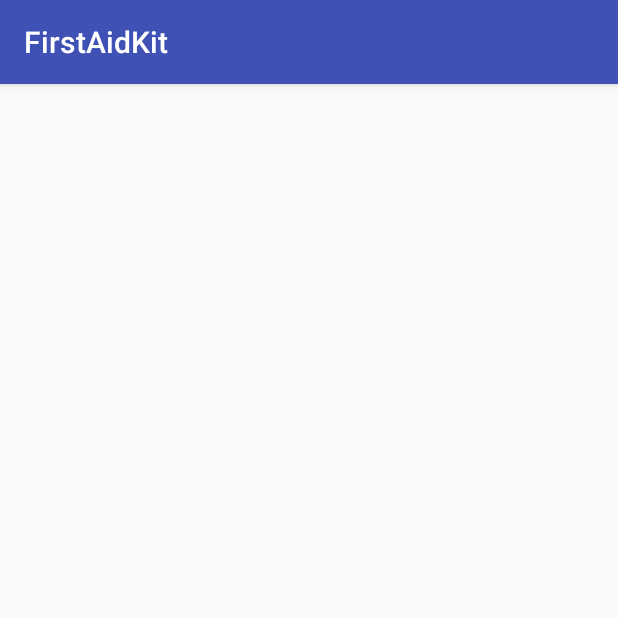
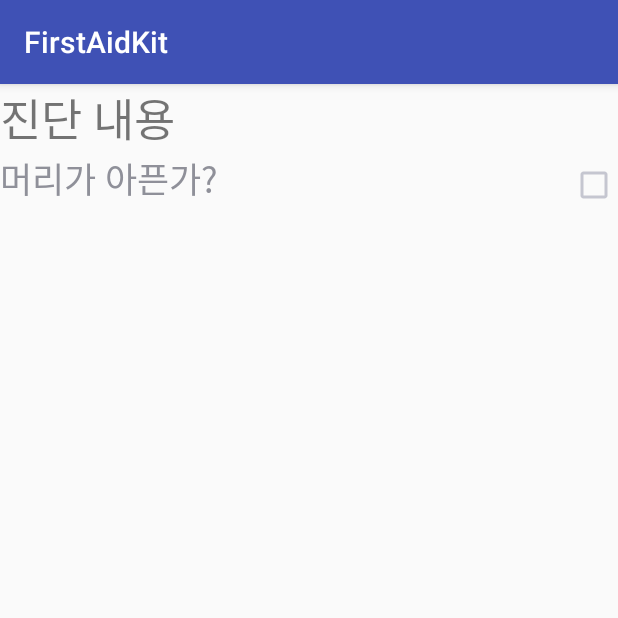
Before and after one commit to seunghyukshin/FirstAidKit, an Android app: the DiagnosisActivity screen opened directly, with no data from a screen before it, on a phone screen of 412 x 824 dp, the top half of it. Run offline under Robolectric (Android 15) with nearby library versions, the phone set to English and light mode, and no system bars.

Commit message:
Part Diagnosis first

```diff
--- a/app/src/main/java/com/example/seunghyukshin/firstaidkit/DiagnosisActivity.java
+++ b/app/src/main/java/com/example/seunghyukshin/firstaidkit/DiagnosisActivity.java
@@ -2,14 +2,59 @@ package com.example.seunghyukshin.firstaidkit;
 
 import android.support.v7.app.AppCompatActivity;
 import android.os.Bundle;
+import android.view.View;
+import android.view.ViewGroup;
+import android.widget.BaseAdapter;
+import android.widget.CheckBox;
+import android.widget.ListView;
+
+import java.util.ArrayList;
 
 public class DiagnosisActivity extends AppCompatActivity {
+    ListView listView;
+    DiagnosisAdapter adapter;
+
 
     @Override
     protected void onCreate(Bundle savedInstanceState) {
         super.onCreate(savedInstanceState);
         setContentView(R.layout.activity_diagnosis);
+        listView = (ListView) findViewById(R.id.list_view);
+        adapter = new DiagnosisAdapter();
+
+        adapter.addItem(new DiagnosisContent("머리가 아픈가?",false));
+        listView.setAdapter(adapter);
     }
+    class DiagnosisAdapter extends BaseAdapter {
+        ArrayList<DiagnosisContent> items = new ArrayList<DiagnosisContent>();
 
+        @Override
+        public int getCount() {
+            return items.size();
+        }
 
+        public void addItem(DiagnosisContent item) {
+            items.add(item);
+        }
+
+        @Override
+        public Object getItem(int position) {
+            return items.get(position);
+        }
+
+        @Override
+        public long getItemId(int position) {
+            return position;
+        }
+
+        @Override
+        public View getView(int position, View convertView, ViewGroup viewGroup) {
+            DiagnosisContentView view = new DiagnosisContentView(getApplicationContext());
+
+            DiagnosisContent item = items.get(position);
+            view.setContent(item.getContent());
+            view.setCheckbox(item.getCheckbox());
+            return view;
+        }
+    }
 }
--- /dev/null
+++ b/app/src/main/java/com/example/seunghyukshin/firstaidkit/DiagnosisContent.java
@@ -0,0 +1,31 @@
+package com.example.seunghyukshin.firstaidkit;
+
+import android.widget.CheckBox;
+import android.support.v7.app.AppCompatActivity;
+import android.os.Bundle;
+
+public class DiagnosisContent {
+    String Content;
+    Boolean Checked;
+
+    public DiagnosisContent(String Content, Boolean Checked) {
+        this.Content = Content;
+        this.Checked = Checked;
+    }
+
+    public void setContent(String Content) {
+        this.Content = Content;
+    }
+
+    public void setCheckbox(Boolean Checked) {
+        this.Checked = Checked;
+    }
+
+    public String getContent() {
+        return Content;
+    }
+
+    public Boolean getCheckbox() {
+        return Checked;
+    }
+}
--- /dev/null
+++ b/app/src/main/java/com/example/seunghyukshin/firstaidkit/DiagnosisContentView.java
@@ -0,0 +1,39 @@
+package com.example.seunghyukshin.firstaidkit;
+
+import android.content.Context;
+import android.view.LayoutInflater;
+import android.widget.CheckBox;
+import android.widget.LinearLayout;
+import android.widget.TextView;
+
+public class DiagnosisContentView extends LinearLayout {
+    TextView textView;
+    CheckBox Cbox;
+
+
+    public DiagnosisContentView(Context context) {
+        super(context);
+        init(context);
+    }
+
+    private void init(Context context) {
+        LayoutInflater inflater = (LayoutInflater) context.getSystemService(Context.LAYOUT_INFLATER_SERVICE);
+        inflater.inflate(R.layout.diagnosis_content, this, true);
+
+        textView = (TextView) findViewById(R.id.textView);
+        Cbox = (CheckBox) findViewById(R.id.Cbox);
+    }
+
+    public void setContent(String Content) {
+        textView.setText(Content);
+    }
+
+    public void setCheckbox(Boolean checked) {
+        if (checked) {
+            Cbox.setChecked(true);
+        } else {
+            Cbox.setChecked(false);
+        }
+    }
+
+}
--- a/app/src/main/java/com/example/seunghyukshin/firstaidkit/FirstAidItemView.java
+++ b/app/src/main/java/com/example/seunghyukshin/firstaidkit/FirstAidItemView.java
@@ -31,4 +31,5 @@ public class FirstAidItemView extends LinearLayout{
     public void setContent(String content){
         textView2.setText(content);
     }
+
 }
--- a/app/src/main/res/layout/activity_diagnosis.xml
+++ b/app/src/main/res/layout/activity_diagnosis.xml
@@ -4,9 +4,32 @@
     xmlns:tools="http://schemas.android.com/tools"
     android:layout_width="match_parent"
     android:layout_height="match_parent"
-    tools:context="com.example.seunghyukshin.firstaidkit.DiagnosisActivity">
+    tools:context="com.example.seunghyukshin.firstaidkit.DiagnosisActivity"
+    android:orientation="vertical">
 
+    <LinearLayout
+        android:layout_width="match_parent"
+        android:layout_height="wrap_content">
 
+        <TextView
+            android:layout_width="wrap_content"
+            android:layout_height="wrap_content"
+            android:text="진단 내용"
+            android:textSize="30dp"
+            android:layout_gravity="left"/>
 
+    </LinearLayout>
+
+    <LinearLayout
+        android:layout_width="wrap_content"
+        android:layout_height="wrap_content"
+        android:orientation="horizontal">
+
+        <ListView
+            android:layout_width="wrap_content"
+            android:layout_height="wrap_content"
+            android:id="@+id/list_view">
+        </ListView>
+    </LinearLayout>
 
 </LinearLayout>
--- /dev/null
+++ b/app/src/main/res/layout/diagnosis_content.xml
@@ -0,0 +1,28 @@
+<?xml version="1.0" encoding="utf-8"?>
+<android.support.constraint.ConstraintLayout xmlns:android="http://schemas.android.com/apk/res/android"
+    android:layout_width="match_parent"
+    android:layout_height="match_parent"
+    xmlns:tools="http://schemas.android.com/tools"
+    tools:context="com.example.seunghyukshin.firstaidkit.DiagnosisContent">
+    <LinearLayout
+        android:layout_width="wrap_content"
+        android:layout_height="wrap_content"
+        android:orientation="horizontal">
+
+        <TextView
+            android:layout_width="wrap_content"
+            android:layout_height="wrap_content"
+            android:text="diagnosis1"
+            android:textSize="23dp"
+            android:id="@+id/textView"/>
+        <View
+            android:layout_width="0dp"
+            android:layout_height="0dp"
+            android:layout_weight="1"/>
+        <CheckBox
+            android:id="@+id/Cbox"
+            android:layout_width="wrap_content"
+            android:layout_height="wrap_content" />
+
+    </LinearLayout>
+</android.support.constraint.ConstraintLayout>
```
Also changed, not shown: app/src/main/java/com/example/seunghyukshin/firstaidkit/FirstAidActivity.java (+0 -11 lines), 17 other files.
